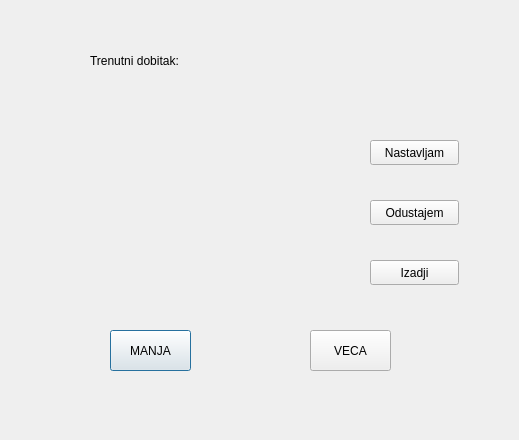
First picture: the form in kazino/manja_veca.ui, repository MATF-RS19/RS003-casino, before the edit.
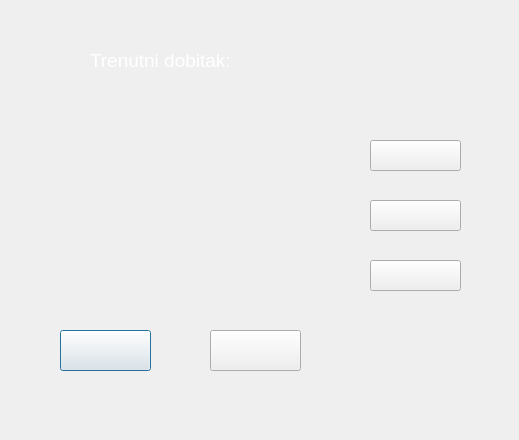
Second picture: the form after the edit.

Commit message: Zavrsna verzija programa Izmenjena grafika u igri manja/veca i slot

```diff
--- a/kazino/manja_veca.ui
+++ b/kazino/manja_veca.ui
@@ -42,27 +42,27 @@
   <widget class="QPushButton" name="manja">
    <property name="geometry">
     <rect>
-     <x>110</x>
+     <x>60</x>
      <y>330</y>
-     <width>81</width>
+     <width>91</width>
      <height>41</height>
     </rect>
    </property>
    <property name="text">
-    <string>MANJA</string>
+    <string/>
    </property>
   </widget>
   <widget class="QPushButton" name="veca">
    <property name="geometry">
     <rect>
-     <x>310</x>
+     <x>210</x>
      <y>330</y>
-     <width>81</width>
+     <width>91</width>
      <height>41</height>
     </rect>
    </property>
    <property name="text">
-    <string>VECA</string>
+    <string/>
    </property>
   </widget>
   <widget class="QPushButton" name="nastavljam">
@@ -70,12 +70,12 @@
     <rect>
      <x>370</x>
      <y>140</y>
-     <width>89</width>
-     <height>25</height>
+     <width>91</width>
+     <height>31</height>
     </rect>
    </property>
    <property name="text">
-    <string>Nastavljam</string>
+    <string/>
    </property>
   </widget>
   <widget class="QPushButton" name="odustajem">
@@ -83,12 +83,12 @@
     <rect>
      <x>370</x>
      <y>200</y>
-     <width>89</width>
-     <height>25</height>
+     <width>91</width>
+     <height>31</height>
     </rect>
    </property>
    <property name="text">
-    <string>Odustajem</string>
+    <string/>
    </property>
   </widget>
   <widget class="QPushButton" name="Izadji">
@@ -96,12 +96,12 @@
     <rect>
      <x>370</x>
      <y>260</y>
-     <width>89</width>
-     <height>25</height>
+     <width>91</width>
+     <height>31</height>
     </rect>
    </property>
    <property name="text">
-    <string>Izadji</string>
+    <string/>
    </property>
   </widget>
   <widget class="QLabel" name="label">
@@ -114,7 +114,7 @@
     </rect>
    </property>
    <property name="text">
-    <string>Trenutni dobitak:</string>
+    <string>&lt;html&gt;&lt;head/&gt;&lt;body&gt;&lt;p&gt;&lt;span style=&quot; font-size:14pt; color:#ffffff;&quot;&gt;Trenutni dobitak:&lt;/span&gt;&lt;/p&gt;&lt;/body&gt;&lt;/html&gt;</string>
    </property>
   </widget>
   <widget class="QLabel" name="zarada">
```
The commit also changes 31 other files.
